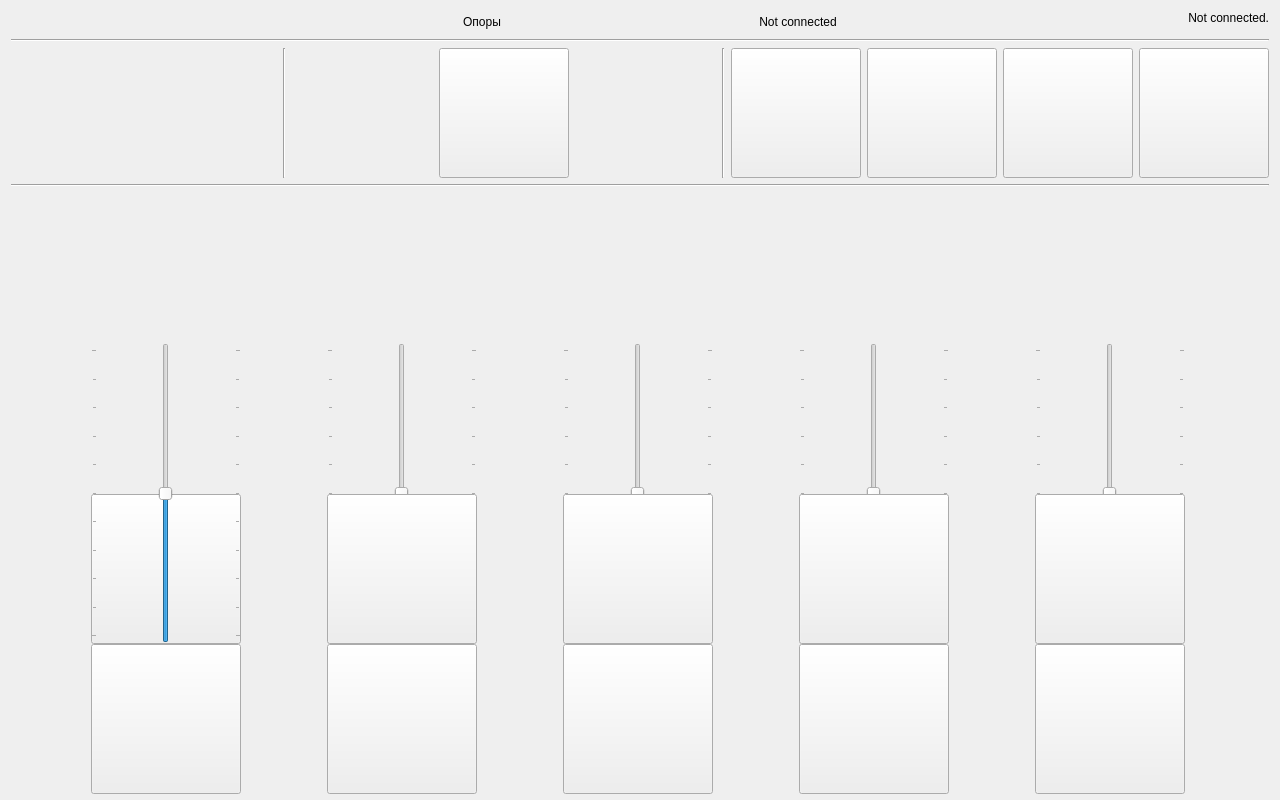
This is BluetoothClient.ui in GRomR1/CraneManipulator as Qt 5 draws it before an edit. The edited form follows.
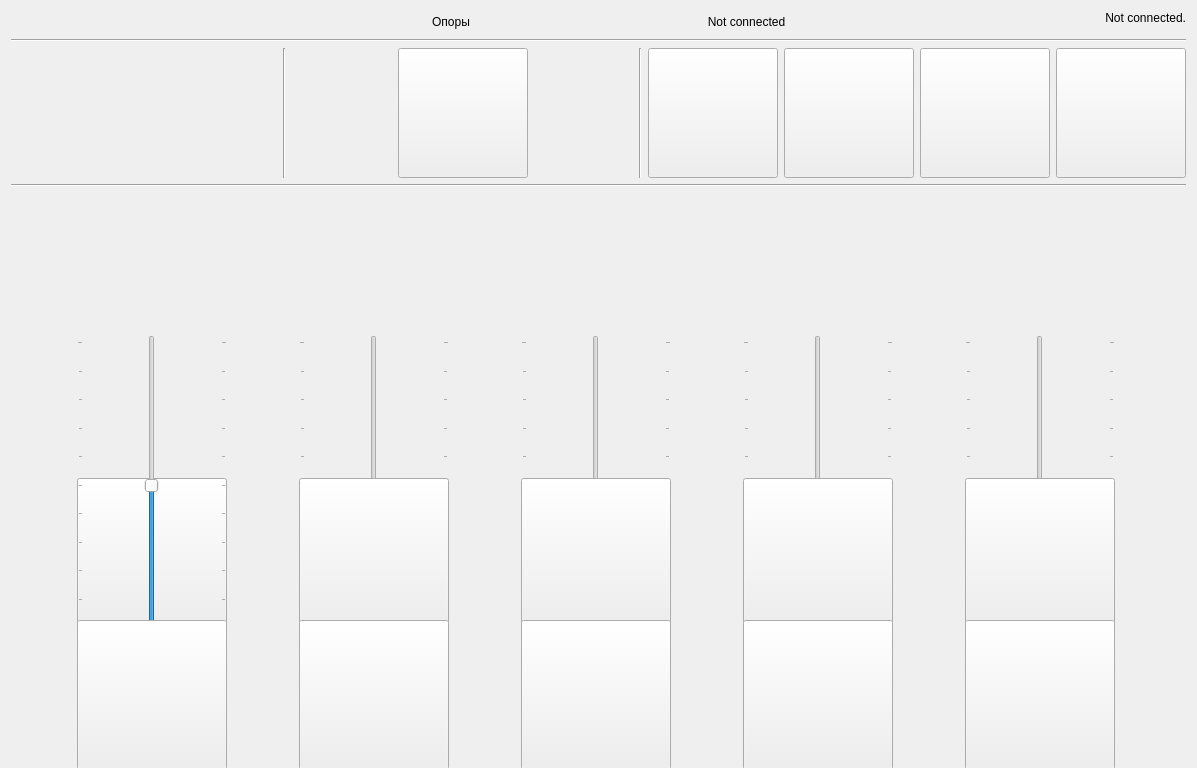
This is the edited form. Icons and pictures are not drawn.

Commit message: Переместил загрузку стилей (styleSheet) из классов в функцию main(). Изменил минимальное разрешение в BlutoothClient.ui

Diff of the .ui file:
```diff
--- a/BluetoothClient.ui
+++ b/BluetoothClient.ui
@@ -6,14 +6,14 @@
    <rect>
     <x>0</x>
     <y>0</y>
-    <width>1280</width>
-    <height>800</height>
+    <width>1197</width>
+    <height>768</height>
    </rect>
   </property>
   <property name="minimumSize">
    <size>
-    <width>1280</width>
-    <height>800</height>
+    <width>1024</width>
+    <height>768</height>
    </size>
   </property>
   <property name="windowTitle">
```
The commit also changes 3 other files.
